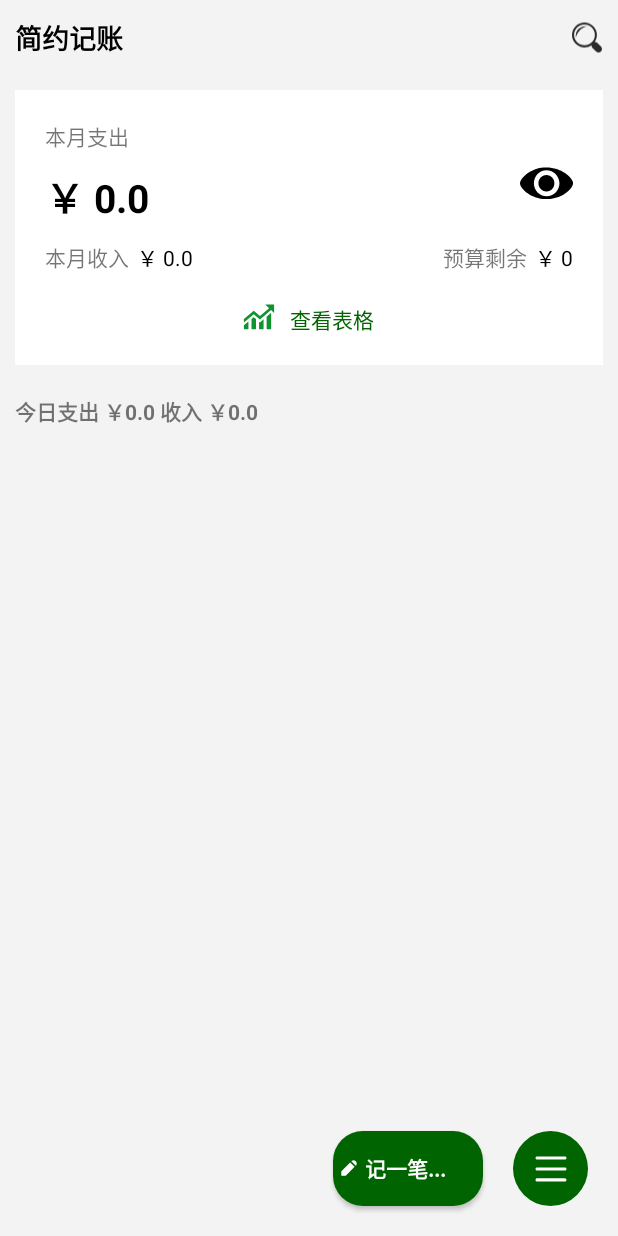
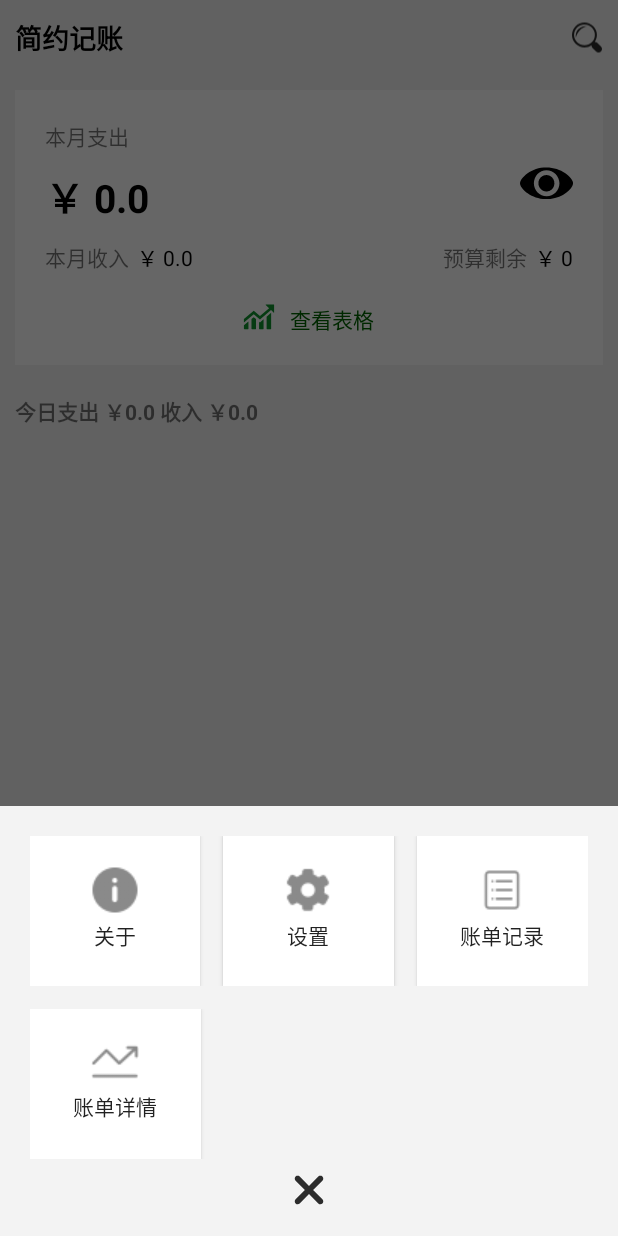
Before and after one commit to Timorcc/tally_-, an Android app: the screen it shows after launch (MainActivity), after a tap on an icon or button, on a phone screen of 412 x 824 dp. Run offline under Robolectric (Android 15) with nearby library versions, the phone set to English and light mode, and no system bars.

Commit message:
part2 p3 finished

```diff
--- a/app/src/main/java/com/example/tally/MainActivity.java
+++ b/app/src/main/java/com/example/tally/MainActivity.java
@@ -22,6 +22,7 @@ import com.example.tally.adapter.AccountAdapter;
 import com.example.tally.db.AccountBean;
 import com.example.tally.db.DBManager;
 import com.example.tally.utils.BudgetDialog;
+import com.example.tally.utils.MoreDialog;
 
 import java.util.ArrayList;
 import java.util.Calendar;
@@ -193,6 +194,9 @@ public class MainActivity extends AppCompatActivity implements View.OnClickListe
                 startActivity(it2);
                 break;
             case R.id.main_btn_more:
+                MoreDialog moreDialog = new MoreDialog(this);
+                moreDialog.show();
+                moreDialog.setDialogSize();//设置dialog的尺寸和屏幕尺寸一致
                 break;
             case R.id.item_mainlv_top_tv_budget:
                 showBudgetDialog();
--- a/app/src/main/java/com/example/tally/utils/BudgetDialog.java
+++ b/app/src/main/java/com/example/tally/utils/BudgetDialog.java
@@ -92,12 +92,11 @@ public class BudgetDialog extends Dialog implements View.OnClickListener {
         WindowManager.LayoutParams wlp = window.getAttributes();
         //获取屏幕宽度
         Display d = window.getWindowManager().getDefaultDisplay();
-
         wlp.width = d.getWidth();
         wlp.gravity = Gravity.BOTTOM;
         window.setBackgroundDrawableResource(android.R.color.transparent);
         window.setAttributes(wlp);
-        handler.sendEmptyMessageDelayed(1, 100);
+        handler.sendEmptyMessageDelayed(1, 100);//软键盘
     }
 
     Handler handler = new Handler() {
--- /dev/null
+++ b/app/src/main/java/com/example/tally/utils/MoreDialog.java
@@ -0,0 +1,82 @@
+package com.example.tally.utils;
+
+import android.app.Dialog;
+import android.content.Context;
+import android.os.Bundle;
+import android.view.Display;
+import android.view.Gravity;
+import android.view.View;
+import android.view.Window;
+import android.view.WindowManager;
+import android.widget.Button;
+import android.widget.ImageView;
+
+import androidx.annotation.NonNull;
+
+import com.example.tally.R;
+
+public class MoreDialog extends Dialog implements View.OnClickListener {
+
+    Button aboutBtn, settingBtn, historyBtn, infoBtn;
+    ImageView errorIv;
+
+    public MoreDialog(@NonNull Context context) {
+        super(context);
+    }
+
+    @Override
+    protected void onCreate(Bundle savedInstanceState) {
+        super.onCreate(savedInstanceState);
+        setContentView(R.layout.dialog_more);
+        initView();
+    }
+
+    private void initView() {
+        aboutBtn = findViewById(R.id.dialog_more_btn_about);
+        settingBtn = findViewById(R.id.dialog_more_btn_setting);
+        historyBtn = findViewById(R.id.dialog_more_btn_record);
+        infoBtn = findViewById(R.id.dialog_more_btn_info);
+        errorIv = findViewById(R.id.dialog_more_iv);
+
+        aboutBtn.setOnClickListener(this);
+        settingBtn.setOnClickListener(this);
+        historyBtn.setOnClickListener(this);
+        infoBtn.setOnClickListener(this);
+        errorIv.setOnClickListener(this);
+
+    }
+
+    @Override
+    public void onClick(View v) {
+        switch (v.getId()) {
+            case R.id.dialog_more_btn_about:
+                break;
+            case R.id.dialog_more_btn_setting:
+                break;
+            case R.id.dialog_more_btn_record:
+                break;
+            case R.id.dialog_more_btn_info:
+                break;
+            case R.id.dialog_more_iv:
+                break;
+        }
+        cancel();
+    }
+
+
+
+    //设置dialog的尺寸和屏幕尺寸一致
+    public void setDialogSize() {
+        //获取当前窗口对象
+        Window window = getWindow();
+        //获取窗口对象参数
+        WindowManager.LayoutParams wlp = window.getAttributes();
+        //获取屏幕宽度
+        Display d = window.getWindowManager().getDefaultDisplay();
+        wlp.width = d.getWidth();
+        wlp.gravity = Gravity.BOTTOM;
+        window.setBackgroundDrawableResource(android.R.color.transparent);
+        window.setAttributes(wlp);
+
+    }
+}
--- /dev/null
+++ b/app/src/main/res/layout/dialog_more.xml
@@ -0,0 +1,61 @@
+<?xml version="1.0" encoding="utf-8"?>
+<LinearLayout xmlns:android="http://schemas.android.com/apk/res/android"
+    android:layout_width="match_parent"
+    android:layout_height="wrap_content"
+    android:background="@color/grey_f3f3f3"
+    android:orientation="vertical"
+    android:padding="20dp">
+
+    <LinearLayout
+        android:layout_width="match_parent"
+        android:layout_height="wrap_content"
+        android:orientation="horizontal">
+
+        <Button
+            android:id="@+id/dialog_more_btn_about"
+            style="@style/dialogMoreStyle"
+            android:drawableTop="@mipmap/it_guanyu"
+            android:gravity="center"
+            android:text="@string/about" />
+
+        <Button
+            android:id="@+id/dialog_more_btn_setting"
+            style="@style/dialogMoreStyle"
+            android:layout_marginStart="15dp"
+            android:layout_marginEnd="15dp"
+            android:drawableTop="@mipmap/it_shezhi"
+            android:gravity="center"
+            android:text="@string/setting" />
+
+        <Button
+            android:id="@+id/dialog_more_btn_record"
+            style="@style/dialogMoreStyle"
+            android:drawableTop="@mipmap/it_jilu"
+            android:gravity="center"
+            android:text="@string/history_record" />
+    </LinearLayout>
+
+    <LinearLayout
+        android:layout_width="match_parent"
+        android:layout_height="wrap_content"
+        android:layout_marginTop="15dp"
+        android:layout_marginEnd="30dp"
+        android:orientation="horizontal"
+        android:weightSum="3">
+
+        <Button
+            android:id="@+id/dialog_more_btn_info"
+            style="@style/dialogMoreStyle"
+            android:drawableTop="@mipmap/it_xiqing"
+            android:gravity="center"
+            android:text="@string/account_info" />
+    </LinearLayout>
+
+    <ImageView
+        android:id="@+id/dialog_more_iv"
+        android:layout_width="wrap_content"
+        android:layout_height="wrap_content"
+        android:layout_gravity="center_horizontal"
+        android:layout_marginTop="10dp"
+        android:src="@mipmap/ih_error" />
+</LinearLayout>
--- a/app/src/main/res/values/strings.xml
+++ b/app/src/main/res/values/strings.xml
@@ -13,5 +13,10 @@
     <string name="please_input_time">请输入时间（24小时制）</string>
     <string name="please_search_info">请输入搜索信息</string>
     <string name="date_empty">数据为空,无此类记录</string>
+    <string name="about">关于</string>
+    <string name="setting">设置</string>
+    <string name="history_record">账单记录</string>
+    <string name="account_info">账单详情</string>
+
 
 </resources>
--- a/app/src/main/res/values/styles.xml
+++ b/app/src/main/res/values/styles.xml
@@ -8,4 +8,11 @@
         <item name="colorAccent">@color/colorAccent</item>
     </style>
 
+    <style name="dialogMoreStyle">
+        <item name="android:background">@color/white</item>
+        <item name="android:padding">20dp</item>
+        <item name="android:layout_weight">1</item>
+        <item name="android:layout_height">100dp</item>
+        <item name="android:layout_width">0dp</item>
+    </style>
 </resources>
```
